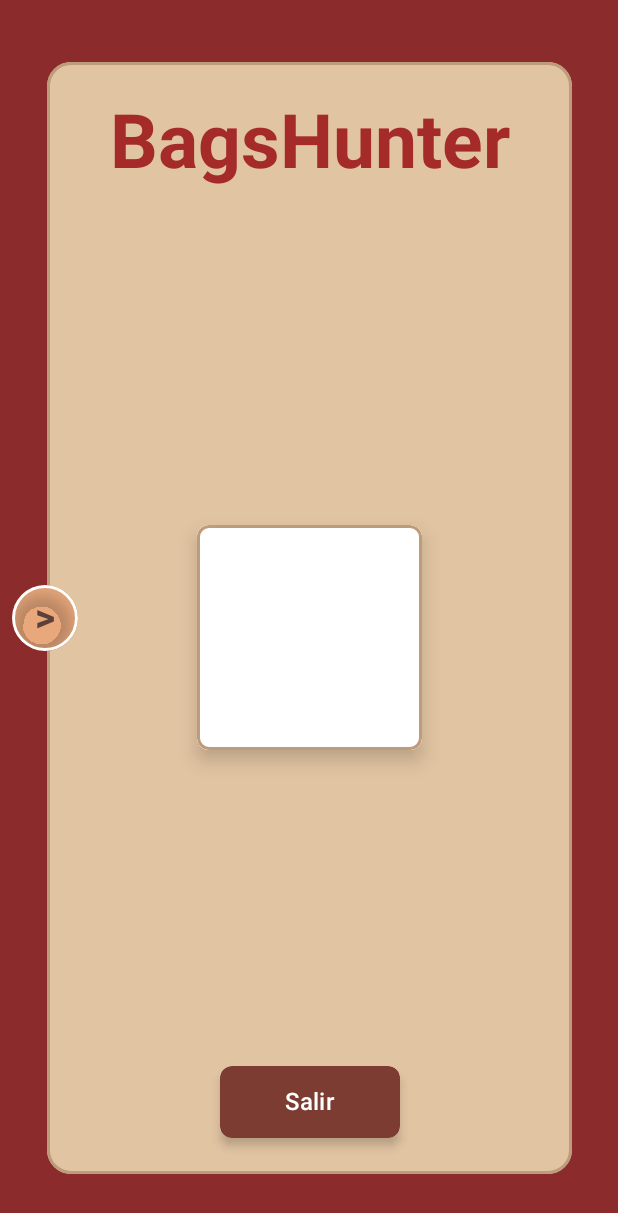
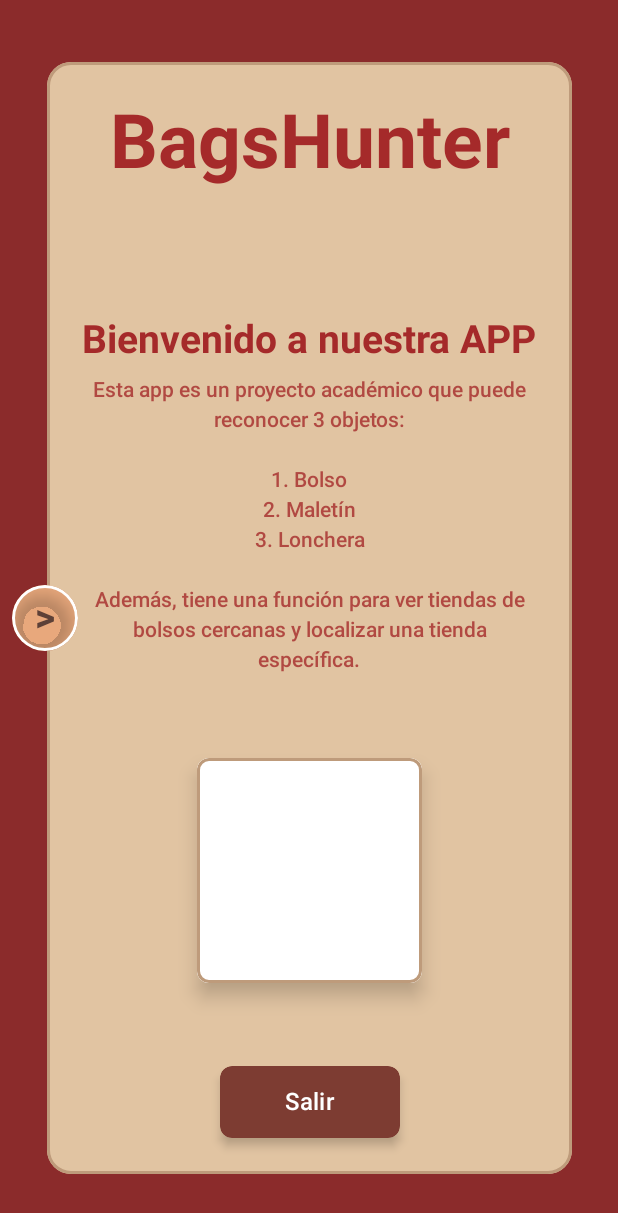
Before and after one commit to BraCR10/BagScanner, an Android app built with Jetpack Compose: the screen it shows after launch (MainActivity), on a phone screen of 412 x 824 dp. Shown: the top 1213 px of the screen. Run offline under Robolectric (Android 15) with nearby library versions, the phone set to English and light mode, and no system bars.

Commit message:
Adding description

```diff
--- a/app/src/main/java/com/example/bagscanner/views/HomeView.kt
+++ b/app/src/main/java/com/example/bagscanner/views/HomeView.kt
@@ -75,6 +75,36 @@ fun HomeView(controller: HomeController = viewModel()) {
 
             Spacer(modifier = Modifier.weight(1f))
 
+            Column(horizontalAlignment = Alignment.CenterHorizontally) {
+                Text(
+                    text = "Bienvenido a nuestra APP",
+                    fontSize = 26.sp,
+                    fontWeight = FontWeight.Bold,
+                    color = textColor,
+                    textAlign = TextAlign.Center,
+                    modifier = Modifier.padding(top = 16.dp, bottom = 8.dp)
+                )
+
+                Text(
+                    text = """
+                    Esta app es un proyecto académico que puede reconocer 3 objetos:
+
+                    1. Bolso
+                    2. Maletín
+                    3. Lonchera
+
+                    Además, tiene una función para ver tiendas de bolsos cercanas y localizar una tienda específica.
+                """.trimIndent(),
+                    fontSize = 14.sp,
+                    fontWeight = FontWeight.Medium,
+                    color = textColor.copy(alpha = 0.8f),
+                    textAlign = TextAlign.Center,
+                    lineHeight = 20.sp,
+                    modifier = Modifier.padding(horizontal = 24.dp)
+                )
+            }
+
+            Spacer(modifier = Modifier.weight(1f))
 
             Box(
                 modifier = Modifier
```
